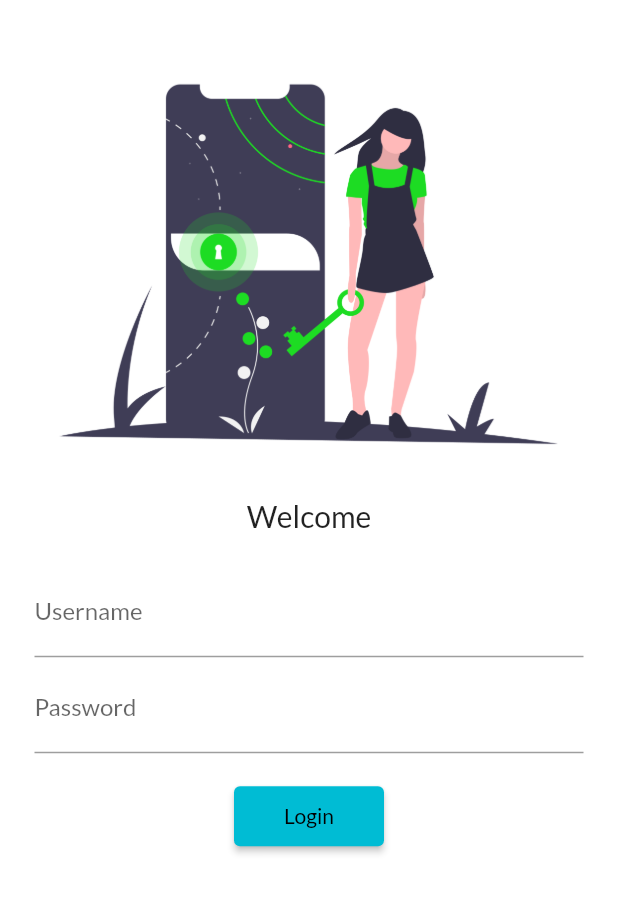
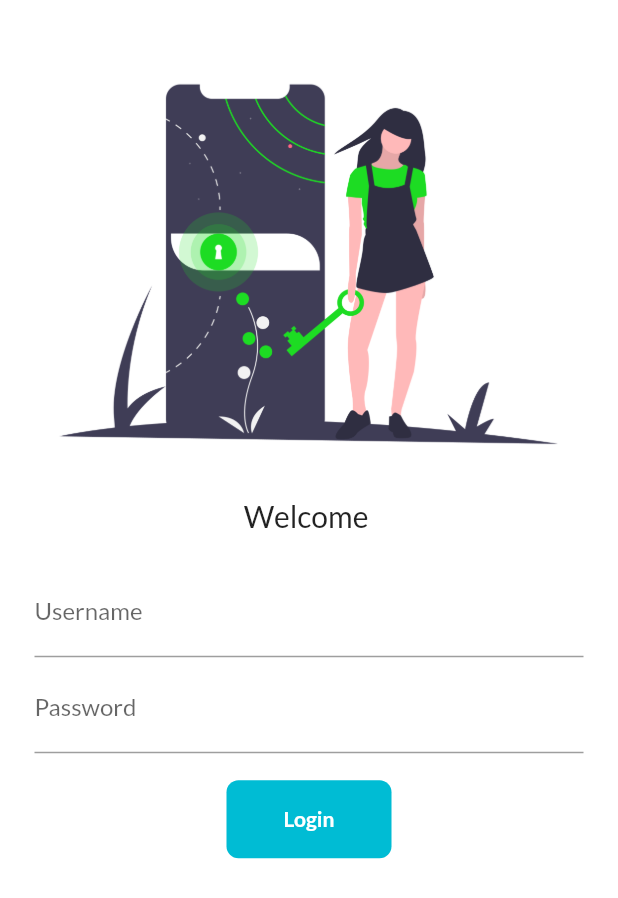
Before and after one commit to abbhowmik/Flutter_Basics, a Flutter app: the screen it shows after launch, on a phone screen of 412 x 824 dp. Shown: the top 898 px of the screen. Run offline on Flutter 3.47's test engine with Material 2 defaults, Android fonts, the phone set to English and light mode, and no system bars; our stand-ins replace google_fonts.

Commit message:
day4 created

```diff
--- a/lib/pages/login_page.dart
+++ b/lib/pages/login_page.dart
@@ -1,7 +1,16 @@
+// ignore_for_file: prefer_const_constructors
+
 import 'package:firstapp/utils/routes.dart';
 import 'package:flutter/material.dart';
 
-class LoginPage extends StatelessWidget {
+class LoginPage extends StatefulWidget {
+  @override
+  State<LoginPage> createState() => _LoginPageState();
+}
+
+class _LoginPageState extends State<LoginPage> {
+  String name = "";
+  bool changeButton = false;
   @override
   Widget build(BuildContext context) {
     return Material(
@@ -13,17 +22,24 @@ class LoginPage extends StatelessWidget {
             Image.asset("assets/images/welcome.jpg", fit: BoxFit.cover),
             SizedBox(height: 10),
             Text(
-              "Welcome",
+              "Welcome $name",
               style: TextStyle(fontSize: 20),
             ),
             Padding(
               padding: const EdgeInsets.all(23),
               child: Column(
+                // ignore: duplicate_ignore
                 children: [
                   TextFormField(
+                    // ignore: prefer_const_constructors
                     decoration: InputDecoration(
                         hintText: "Enter Username", labelText: "Username"),
+                    onChanged: (value) {
+                      name = value;
+                      setState(() {});
+                    },
                   ),
+                  // ignore: prefer_const_constructors
                   SizedBox(height: 5),
                   TextFormField(
                     obscureText: true,
@@ -31,15 +47,49 @@ class LoginPage extends StatelessWidget {
                         hintText: "Enter Password", labelText: "Password"),
                   ),
                   SizedBox(height: 18),
-                  ElevatedButton(
-                    child: Text(
-                      "Login",
-                    ),
-                    style: TextButton.styleFrom(minimumSize: Size(100, 40)),
-                    onPressed: () =>
-                        {Navigator.pushNamed(context, MyRoutes.HomeRoutes)},
+                  InkWell(
+                    onTap: () async {
+                      setState(() {
+                        changeButton = true;
+                      });
+                      await Future.delayed(Duration(seconds: 1));
+                      Navigator.pushNamed(context, MyRoutes.HomeRoutes);
+                      await Future.delayed(Duration(seconds: 1));
+                      setState(() {
+                        changeButton = false;
+                      });
+                    },
+                    child: AnimatedContainer(
+                        duration: Duration(seconds: 1),
+                        height: 52,
+                        width: changeButton ? 50 : 110,
+                        decoration: BoxDecoration(
+                            borderRadius: changeButton
+                                ? BorderRadius.circular(25)
+                                : BorderRadius.circular(8),
+                            color: changeButton ? Colors.green : Colors.cyan),
+                        alignment: Alignment.center,
+                        child: changeButton
+                            ? Icon(
+                                Icons.done,
+                                color: Colors.white,
+                              )
+                            : Text(
+                                "Login",
+                                style: TextStyle(
+                                    color: Colors.white,
+                                    fontWeight: FontWeight.bold),
+                              )),
                   ),
-                  SizedBox(height: 230),
+                  // ElevatedButton(
+                  //   child: Text(
+                  //     "Login",
+                  //   ),
+                  //   style: TextButton.styleFrom(minimumSize: Size(100, 40)),
+                  //   onPressed: () =>
+                  //       {Navigator.pushNamed(context, MyRoutes.HomeRoutes)},
+                  // ),
+                  // SizedBox(height: 230),
                 ],
               ),
             )
```
